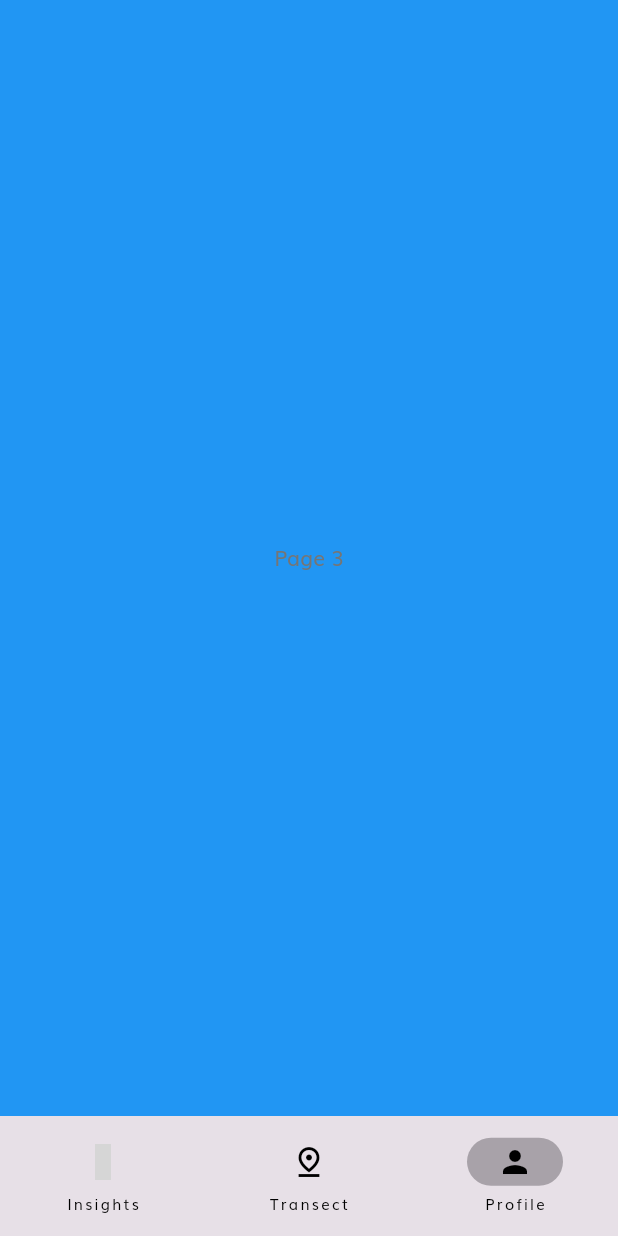
After one commit to Eric-Durr/collecta, a Flutter app: the ScreenDrawer screen opened by its route, item 3 of the bottom bar chosen, on a phone screen of 412 x 824 dp. The commit adds this screen. Run offline on Flutter 3.47's test engine with Material 2 defaults, Android fonts, the phone set to English and light mode, and no system bars; our stand-ins replace flutter_map, flutter_svg, geolocator, latlong2, material_design_icons_flutter; grey boxes are pictures that could not be loaded.

Commit message:
added drawer and started main tools

```diff
--- a/lib/routes.dart
+++ b/lib/routes.dart
@@ -1,6 +1,12 @@
+import 'package:collecta/screens/insights/inisghts_screen.dart';
+import 'package:collecta/screens/screen_drawer.dart';
+import 'package:collecta/screens/transect_area_measure/transect_area_measure.dart';
 import 'package:flutter/widgets.dart';
 import 'package:collecta/screens/splash/splash_screen.dart';
 
 final Map<String, WidgetBuilder> routes = {
   SplashScreen.routeName: (context) => SplashScreen(),
+  ScreenDrawer.routeName: (context) => ScreenDrawer(),
+  InsightsScreen.routeName: (context) => InsightsScreen(),
+  TransectAreaScreen.routeName: (context) => TransectAreaScreen(),
 };
--- /dev/null
+++ b/lib/screens/screen_drawer.dart
@@ -0,0 +1,57 @@
+import 'package:collecta/screens/insights/inisghts_screen.dart';
+import 'package:collecta/screens/insights/widgets/map.dart';
+import 'package:collecta/screens/transect_area_measure/transect_area_measure.dart';
+import 'package:flutter/material.dart';
+import 'package:material_design_icons_flutter/material_design_icons_flutter.dart';
+
+class ScreenDrawer extends StatefulWidget {
+  static String routeName = '/app';
+  const ScreenDrawer({Key key}) : super(key: key);
+
+  @override
+  State<ScreenDrawer> createState() => _ScreenDrawerState();
+}
+
+class _ScreenDrawerState extends State<ScreenDrawer> {
+  int currentPageIndex = 0;
+
+  @override
+  Widget build(BuildContext context) {
+    return Scaffold(
+      bottomNavigationBar: NavigationBar(
+        onDestinationSelected: (int index) {
+          setState(() {
+            currentPageIndex = index;
+          });
+        },
+        selectedIndex: currentPageIndex,
+        destinations: const <Widget>[
+          NavigationDestination(
+            icon: Icon(MdiIcons.chartBoxOutline),
+            selectedIcon: Icon(MdiIcons.chartBox),
+            label: 'Insights',
+          ),
+          NavigationDestination(
+            selectedIcon: Icon(Icons.pin_drop),
+            icon: Icon(Icons.pin_drop_outlined),
+            label: 'Transect',
+          ),
+          NavigationDestination(
+            selectedIcon: Icon(Icons.person),
+            icon: Icon(Icons.person_outline),
+            label: 'Profile',
+          ),
+        ],
+      ),
+      body: <Widget>[
+        InsightsScreen(),
+        TransectAreaScreen(),
+        Container(
+          color: Colors.blue,
+          alignment: Alignment.center,
+          child: const Text('Page 3'),
+        ),
+      ][currentPageIndex],
+    );
+  }
+}
--- a/lib/screens/splash/widgets/body.dart
+++ b/lib/screens/splash/widgets/body.dart
@@ -1,6 +1,5 @@
 import 'package:collecta/constants.dart';
 import 'package:flutter/material.dart';
-import 'package:flutter_svg/svg.dart';
 import '../../../size_config.dart';
 import 'login_form.dart';
 
--- a/pubspec.yaml
+++ b/pubspec.yaml
@@ -37,6 +37,12 @@ dependencies:
 
   # custom dependencies
   flutter_svg: ^0.19.0
+  http: ^0.13.4
+  flutter_appauth: ^4.0.1
+  flutter_secure_storage: ^5.0.2
+  material_design_icons_flutter: ^5.0.6996
+  geolocator: ^9.0.1
+  flutter_map: ^2.0.0
 
 dev_dependencies:
   flutter_test:
```
Also changed, not shown: lib/screens/insights/inisghts_screen.dart (added, +21 -0 lines), lib/screens/insights/widgets/body.dart (added, +153 -0 lines), lib/screens/splash/widgets/login_form.dart (+13 -10 lines), lib/screens/transect_area_measure/transect_area_measure.dart (+18 -0 lines), lib/screens/transect_area_measure/widgets/body.dart (added, +132 -0 lines), lib/theme.dart (+8 -4 lines), lib/widgets/icon_button.dart (added, +24 -0 lines), lib/providers/user_location.dart (added), lib/screens/insights/inisghts.dart (deleted), lib/screens/insights/widgets/map.dart (added), lib/screens/transect_area_measure/widgets/location_tag.dart (added), lib/widgets/transect_form.dart (deleted), pubspec.lock, 18 other files.
